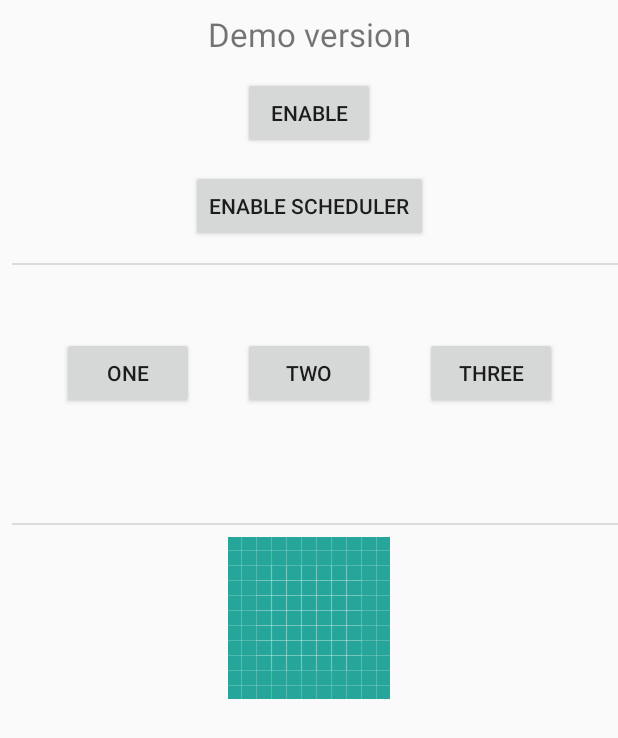
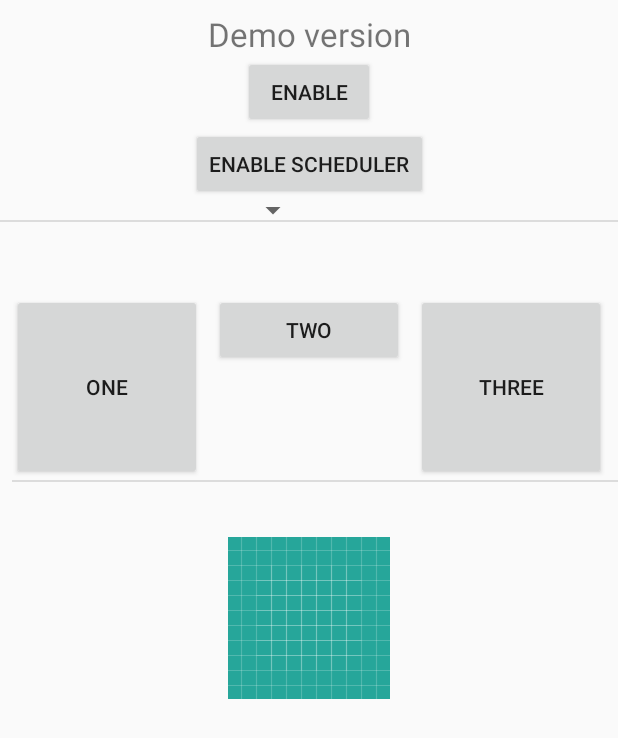
Before and after one commit to Mario-Bross/LiveWallpaperDemo, an Android app: the layout activity_live_wallpaper.xml on its own in the app's theme, with its tools: preview values and no code run, on a phone screen of 412 x 824 dp. Shown: the top 738 px of the screen. Run offline under Robolectric (Android 15) with nearby library versions, the phone set to English and light mode, and no system bars.

Commit message:
Added spinner for selecting period New layout added, temporary solution, will be changed to recyclerview.

```diff
--- a/app/src/main/res/layout/activity_live_wallpaper.xml
+++ b/app/src/main/res/layout/activity_live_wallpaper.xml
@@ -41,60 +41,91 @@
             app:layout_constraintHorizontal_bias="0.5"
             app:layout_constraintStart_toStartOf="parent"
             app:layout_constraintTop_toBottomOf="@+id/enable_wallpaper_button"
-            app:layout_constraintBottom_toTopOf="@id/divider1"
+            app:layout_constraintBottom_toTopOf="@id/scheduler_spinner"
             />
 
-        <Button
-            android:id="@+id/wallpaper1"
-            android:layout_width="wrap_content"
-            android:layout_height="wrap_content"
-            android:layout_marginStart="8dp"
-            android:layout_marginTop="48dp"
-            android:text="One"
-            app:layout_constraintEnd_toStartOf="@+id/wallpaper2"
-            app:layout_constraintHorizontal_bias="0.5"
+
+        <Spinner
+            android:id="@+id/scheduler_spinner"
+            android:layout_width="0dp"
+            android:layout_height="0dp"
+            app:layout_constraintBottom_toTopOf="@+id/divider1"
+            app:layout_constraintEnd_toStartOf="@id/spinner_label"
             app:layout_constraintStart_toStartOf="parent"
-            app:layout_constraintTop_toBottomOf="@+id/divider1"
+            app:layout_constraintTop_toBottomOf="@+id/enable_scheduler"
             />
 
-        <Button
-            android:id="@+id/wallpaper2"
-            android:layout_width="wrap_content"
-            android:layout_height="wrap_content"
-            android:layout_marginTop="48dp"
-            android:text="Two"
-            app:layout_constraintEnd_toStartOf="@+id/wallpaper3"
-            app:layout_constraintHorizontal_bias="0.5"
-            app:layout_constraintStart_toEndOf="@+id/wallpaper1"
-            app:layout_constraintTop_toBottomOf="@+id/divider1"
-            />
 
-        <Button
-            android:id="@+id/wallpaper3"
-            android:layout_width="wrap_content"
-            android:layout_height="wrap_content"
-            android:layout_marginTop="48dp"
-            android:layout_marginEnd="8dp"
-            android:text="Three"
+        <TextView
+            android:id="@+id/spinner_label"
+            android:layout_width="0dp"
+            android:layout_height="0dp"
+            android:text="Select period"
+            android:textAlignment="center"
+            android:padding="8dp"
+            app:layout_constraintBottom_toTopOf="@+id/divider1"
+            app:layout_constraintStart_toEndOf="@id/scheduler_spinner"
+            app:layout_constraintTop_toBottomOf="@+id/enable_scheduler"
             app:layout_constraintEnd_toEndOf="parent"
-            app:layout_constraintHorizontal_bias="0.5"
-            app:layout_constraintStart_toEndOf="@+id/wallpaper2"
-            app:layout_constraintTop_toBottomOf="@+id/divider1"
+
             />
 
         <View
             android:id="@+id/divider1"
             android:layout_width="wrap_content"
             android:layout_height="1dp"
-            android:layout_marginStart="8dp"
             android:layout_marginTop="76dp"
-            android:layout_marginEnd="8dp"
             android:background="?android:attr/listDivider"
             app:layout_constraintEnd_toEndOf="parent"
             app:layout_constraintHorizontal_bias="0.0"
             app:layout_constraintStart_toStartOf="parent"
             app:layout_constraintTop_toBottomOf="@+id/enable_wallpaper_button"
+            app:layout_constraintBottom_toTopOf="@+id/spinner_label"
+
             />
+
+        <Button
+            android:id="@+id/wallpaper1"
+            android:layout_width="0dp"
+            android:layout_height="0dp"
+            android:layout_marginStart="8dp"
+            android:layout_marginTop="48dp"
+            android:text="One"
+            app:layout_constraintBottom_toTopOf="@+id/divider2"
+            app:layout_constraintEnd_toStartOf="@+id/wallpaper2"
+            app:layout_constraintHorizontal_bias="0.5"
+            app:layout_constraintStart_toStartOf="parent"
+            app:layout_constraintTop_toBottomOf="@+id/divider1"
+
+            />
+
+        <Button
+            android:id="@+id/wallpaper2"
+            android:layout_width="0dp"
+            android:layout_height="wrap_content"
+            android:layout_marginStart="8dp"
+            android:layout_marginTop="48dp"
+            android:layout_marginEnd="8dp"
+            android:text="Two"
+            app:layout_constraintBottom_toTopOf="@+id/divider2"
+            app:layout_constraintEnd_toStartOf="@+id/wallpaper3"
+            app:layout_constraintHorizontal_bias="0.5"
+            app:layout_constraintStart_toEndOf="@+id/wallpaper1"
+            app:layout_constraintTop_toBottomOf="@+id/divider1" />
+
+        <Button
+            android:id="@+id/wallpaper3"
+            android:layout_width="0dp"
+            android:layout_height="0dp"
+            android:layout_marginTop="48dp"
+            android:layout_marginEnd="8dp"
+            android:text="Three"
+            app:layout_constraintBottom_toTopOf="@+id/divider2"
+            app:layout_constraintEnd_toEndOf="parent"
+            app:layout_constraintHorizontal_bias="0.5"
+            app:layout_constraintStart_toEndOf="@+id/wallpaper2"
+            app:layout_constraintTop_toBottomOf="@+id/divider1" />
+
 
         <View
             android:id="@+id/divider2"
@@ -122,9 +153,9 @@
             app:layout_constraintEnd_toEndOf="parent"
             app:layout_constraintStart_toStartOf="parent"
             app:layout_constraintTop_toBottomOf="@id/divider2"
-            tools:src="@drawable/ic_launcher_background"
+            app:layout_constraintVertical_bias="1.0"
 
-            />
+            tools:src="@drawable/ic_launcher_background" />
 
     </androidx.constraintlayout.widget.ConstraintLayout>
 </ScrollView>
```
Also changed, not shown: app/src/main/res/layout/activity_live_wallpaper_2.xml (added, +165 -0 lines), app/src/main/res/layout/activity_live_wallpaper_3.xml (added, +108 -0 lines), app/src/main/res/values/integers.xml (added, +12 -0 lines), app/src/main/res/values/strings.xml (+10 -0 lines), 1 other file.
